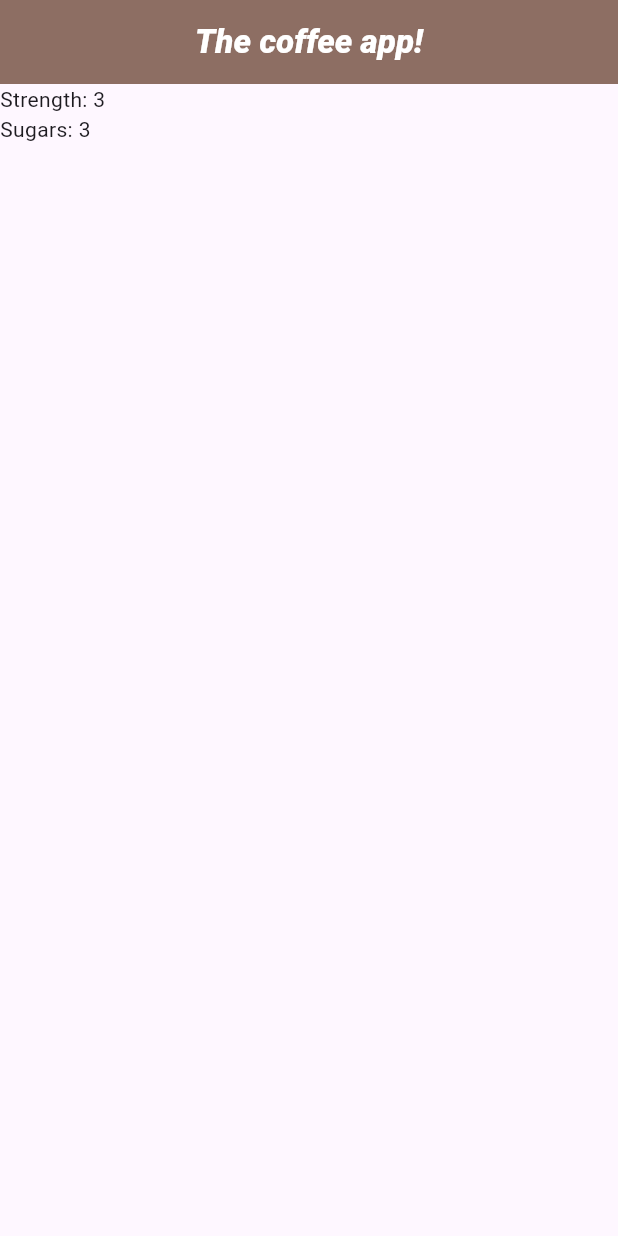
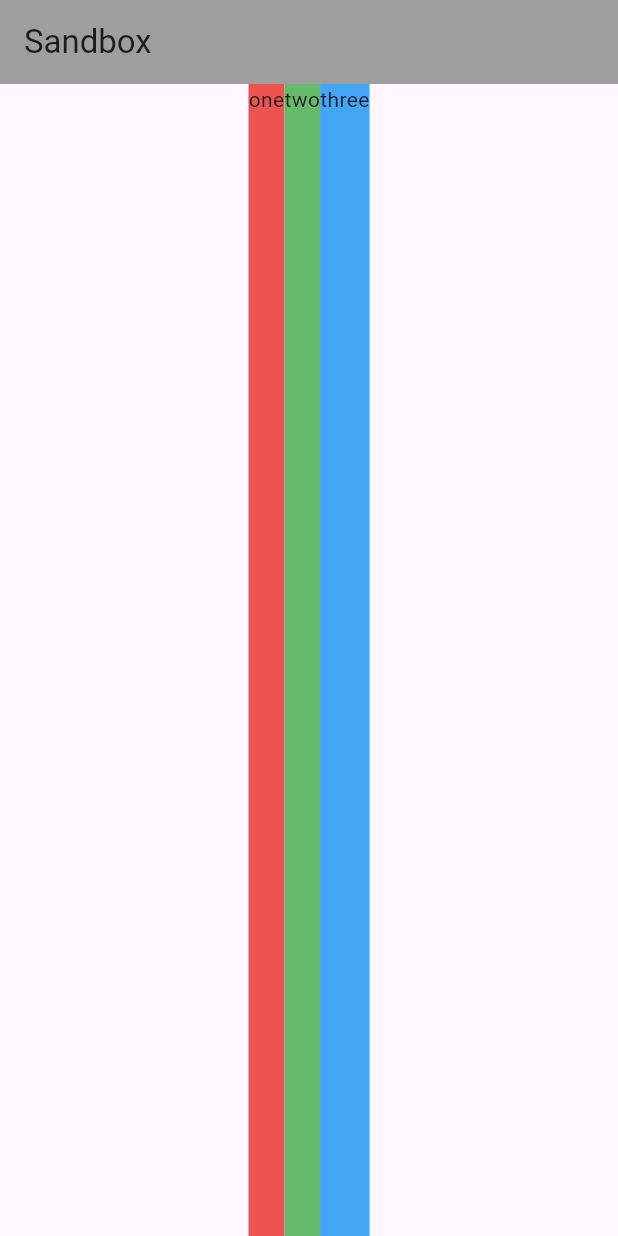
Before and after one commit to aLearningLad/coffee_app, a Flutter app: the screen it shows after launch, on a phone screen of 412 x 824 dp. Run offline on Flutter 3.47's test engine with Material 3 defaults, Android fonts, the phone set to English and light mode, and no system bars.

Commit message:
progress with coffee prefs

```diff
--- a/lib/main.dart
+++ b/lib/main.dart
@@ -1,8 +1,42 @@
 import 'package:flutter/material.dart';
-import 'package:ftest/mywidgets/home.dart';
+// import 'package:ftest/mywidgets/home.dart';
 
 void main() {
   runApp(MaterialApp(
-    home: Home(),
+    home: Sandbox(),
   ));
 }
+
+class Sandbox extends StatelessWidget {
+  const Sandbox({super.key});
+
+  @override
+  Widget build(BuildContext context) {
+    return Scaffold(
+        appBar: AppBar(
+          title: const Text('Sandbox'),
+          backgroundColor: Colors.grey,
+        ),
+        body: Row(
+          mainAxisAlignment: MainAxisAlignment.center,
+          crossAxisAlignment: CrossAxisAlignment.stretch,
+          children: [
+            Container(
+              height: 100,
+              color: Colors.red[400],
+              child: const Text('one'),
+            ),
+            Container(
+              height: 200,
+              color: Colors.green[400],
+              child: const Text('two'),
+            ),
+            Container(
+              height: 300,
+              color: Colors.blue[400],
+              child: const Text('three'),
+            ),
+          ],
+        ));
+  }
+}
--- a/lib/mywidgets/home.dart
+++ b/lib/mywidgets/home.dart
@@ -1,4 +1,5 @@
 import 'package:flutter/material.dart';
+import 'package:ftest/mywidgets/coffee_prefs.dart';
 
 class Home extends StatelessWidget {
   const Home({super.key});
@@ -20,24 +21,14 @@
         body: Column(
           crossAxisAlignment: CrossAxisAlignment.stretch,
           children: [
-            Row(
-              children: [
-                Text('Strength: '),
-                Text('3'),
-                SizedBox(
-                  width: 50,
-                )
-              ],
-            ),
-            Row(
-              children: [
-                Text('Sugars: '),
-                Text('3'),
-                SizedBox(
-                  width: 50,
-                )
-              ],
-            ),
+            Container(
+                color: Colors.brown[200],
+                padding: const EdgeInsets.all(20),
+                child: const Text("How I like my coffee . . .")),
+            Container(
+                color: Colors.brown[100],
+                padding: const EdgeInsets.all(20),
+                child: const CoffeePrefs()),
           ],
         ));
   }
```
Also changed, not shown: lib/mywidgets/coffee_prefs.dart (added, +23 -0 lines), pubspec.yaml (+4 -5 lines).
